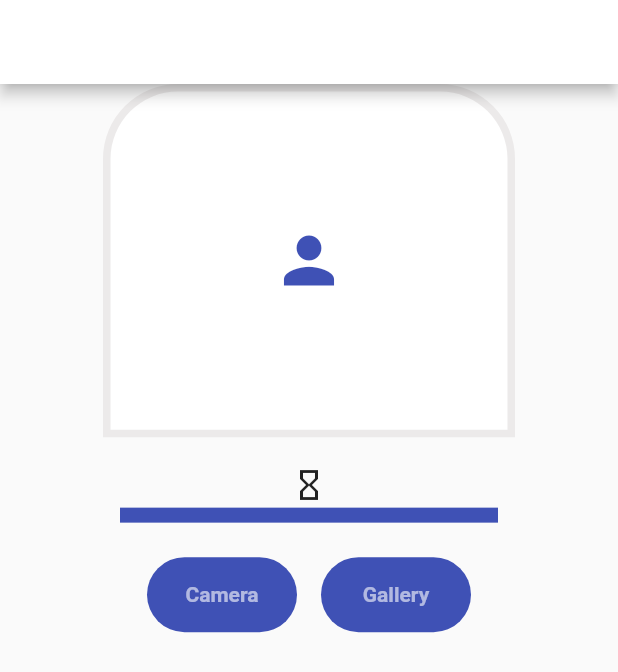
After one commit to ontu001/Flutter_UI_challange, a Flutter app: the Camera screen opened directly, on a phone screen of 412 x 824 dp. The commit adds this screen. Shown: the top 672 px of the screen. Run offline on Flutter 3.47's test engine with Material 2 defaults, Android fonts, the phone set to English and light mode, and no system bars; our stand-ins replace image_picker, salomon_bottom_bar; network calls fail.

Commit message:
bottom nav bar + camera activity screen done

```diff
--- /dev/null
+++ b/lib/camera.dart
@@ -0,0 +1,196 @@
+import 'dart:io';
+import 'package:flutter/material.dart';
+import 'package:flutter/widgets.dart';
+import 'package:image_picker/image_picker.dart';
+
+class Camera extends StatefulWidget {
+  @override
+  State<StatefulWidget> createState() {
+    return CameraState();
+  }
+}
+
+class CameraState extends State<Camera> {
+  final ImagePicker picker = ImagePicker();
+  XFile? image;
+  List<XFile>? images;
+  fromCamera() async {
+    image = await picker.pickImage(source: ImageSource.camera);
+    setState(() {});
+  }
+
+  pickMultiImage() async {
+    images = (await picker.pickMultiImage()) as List<XFile>?;
+    setState(() {});
+  }
+
+  @override
+  Widget build(BuildContext context) {
+    return Scaffold(
+        appBar: AppBar(
+          title: Text("Media"),
+          centerTitle: true,
+          backgroundColor: Colors.white,
+        ),
+        body: Center(
+          child: Column(
+            mainAxisAlignment: MainAxisAlignment.start,
+            crossAxisAlignment: CrossAxisAlignment.center,
+            children: [
+              Container(
+                height: MediaQuery.of(context).size.height / 3.5,
+                width: MediaQuery.of(context).size.width / 1.5,
+                decoration: BoxDecoration(
+                  color: Colors.white,
+                  border: Border.all(width: 5, color: Color(0xffeceaea)),
+                  borderRadius: const BorderRadius.only(
+                    topRight: Radius.circular(50),
+                    topLeft: Radius.circular(50),
+                  ),
+                ),
+                child: image == null
+                    ? Icon(
+                  Icons.person,
+                  size: 50,
+                  color: Colors.indigo,
+                )
+                    : ClipRRect(
+                  borderRadius: BorderRadius.only(topRight: Radius.circular(50),
+                      topLeft: Radius.circular(50)),
+                  child: Image.file(
+                    File(image!.path),
+                    width: 200,
+                  ),
+                ),
+              ),
+              SizedBox(
+                height: 20,
+              ),
+
+
+              images == null
+                  ? Center(
+                child: Icon(Icons.hourglass_empty),
+              )
+                  : Padding(
+                padding: EdgeInsets.only(left: 20),
+                child: Container(
+                  height: 200,
+                  child: ListView.builder(
+                    itemCount: images!.length,
+                    scrollDirection: Axis.horizontal,
+                    itemBuilder: (_, index) {
+                      return Padding(
+                        padding: EdgeInsets.only(right: 10),
+                        child: ClipRRect(
+                          borderRadius: BorderRadius.circular(10),
+                          child: Image.file(
+                            File(images![index].path),
+                            height: 150,
+                          ),
+                        ),
+                      );
+                    },
+                  ),
+                ),
+              ),
+
+              Divider(
+                thickness: 10,
+                color: Colors.indigo,
+                endIndent: 80,
+                indent: 80,
+              ),
+
+
+SizedBox(height: 20,),
+
+
+
+
+              Row(
+                mainAxisAlignment: MainAxisAlignment.center,
+                children: [
+                  InkWell(
+                    onTap: () =>fromCamera(),
+                    splashColor: Colors.blue,
+                    child: Ink(
+                      height: 50,
+                      width: 100,
+                      decoration: BoxDecoration(
+                        color: Colors.indigo,
+                        borderRadius: BorderRadius.only(
+                            topRight: Radius.circular(40.0),
+                            bottomRight: Radius.circular(40.0),
+                            topLeft: Radius.circular(40.0),
+                            bottomLeft: Radius.circular(40.0)),
+                      ),
+                      child: Center(
+                        child: Padding(
+                          padding: EdgeInsets.all(15.0),
+                          child: Text("Camera",style: TextStyle(color: Colors.white60,fontWeight: FontWeight.bold),),
+                        ),
+                      ),
+                    ),
+                  ),
+                  VerticalDivider(),
+                  InkWell(
+                    onTap: () =>pickMultiImage(),
+                    splashColor: Colors.blue,
+                    child: Ink(
+                      height: 50,
+                      width: 100,
+                      decoration: BoxDecoration(
+                        color: Colors.indigo,
+                        borderRadius: BorderRadius.only(
+                            topRight: Radius.circular(40.0),
+                            bottomRight: Radius.circular(40.0),
+                            topLeft: Radius.circular(40.0),
+                            bottomLeft: Radius.circular(40.0)),
+                      ),
+                      child: Center(
+                        child: Padding(
+                          padding: EdgeInsets.all(15.0),
+                          child: Text("Gallery",style: TextStyle(color: Colors.white60,fontWeight: FontWeight.bold),),
+                        ),
+                      ),
+                    ),
+                  ),
+                ],
+              ),
+
+
+
+
+
+
+
+
+
+
+
+
+
+
+
+
+
+
+
+
+
+
+
+
+
+
+
+
+
+
+
+            ],
+          ),
+        ));
+  }
+}
--- a/lib/homepage.dart
+++ b/lib/homepage.dart
@@ -2,6 +2,7 @@ import 'package:flutter/cupertino.dart';
 import 'dart:io';
 import 'package:flutter/material.dart';
 import 'package:flutter/services.dart';
+import 'package:new_flutter_ui/camera.dart';
 import 'package:new_flutter_ui/product_description.dart';
 import 'package:new_flutter_ui/profile.dart';
 import 'package:new_flutter_ui/task.dart';
@@ -223,6 +224,32 @@ class HomeActivity extends StatelessWidget {
                       VerticalDivider(),
                       InkWell(
                         onTap: () {
+                          Navigator.push(context,
+                              MaterialPageRoute(builder: (context) => Camera()));
+                        },
+                        splashColor: Colors.blue,
+                        child: Ink(
+                          height: 50,
+                          width: 100,
+                          decoration: BoxDecoration(
+                            color: Colors.white,
+                            borderRadius: BorderRadius.only(
+                                topRight: Radius.circular(40.0),
+                                bottomRight: Radius.circular(40.0),
+                                topLeft: Radius.circular(40.0),
+                                bottomLeft: Radius.circular(40.0)),
+                          ),
+                          child: Center(
+                            child: Padding(
+                              padding: EdgeInsets.all(15.0),
+                              child: Text("Camera"),
+                            ),
+                          ),
+                        ),
+                      ),
+                      VerticalDivider(),
+                      InkWell(
+                        onTap: () {
                           Navigator.push(
                               context,
                               MaterialPageRoute(
--- a/lib/main.dart
+++ b/lib/main.dart
@@ -5,6 +5,8 @@ import 'package:new_flutter_ui/product_description.dart';
 import 'package:new_flutter_ui/profile.dart';
 import 'package:new_flutter_ui/task.dart';
 import 'package:salomon_bottom_bar/salomon_bottom_bar.dart';
+
+
 
 void main() {
   runApp(MyApp());
@@ -22,7 +24,7 @@ class _MyAppState extends State<MyApp> {
   final pages= [
     HomeActivity(),
     Task(),
-    ProductActivity(),
+    const ProductActivity(),
     PD(),
     Profile(),
   ];
@@ -82,10 +84,7 @@ class _MyAppState extends State<MyApp> {
             ),
           ],
         ),
-
-
         body: pages[_currentIndex],
-
       ),
     );
   }
--- a/pubspec.yaml
+++ b/pubspec.yaml
@@ -36,6 +36,7 @@ dependencies:
   # Use with the CupertinoIcons class for iOS style icons.
   cupertino_icons: ^1.0.2
   salomon_bottom_bar: ^3.3.2
+  image_picker: ^0.8.7+5
 
 dev_dependencies:
   flutter_test:
```
Also changed, not shown: pubspec.lock.
